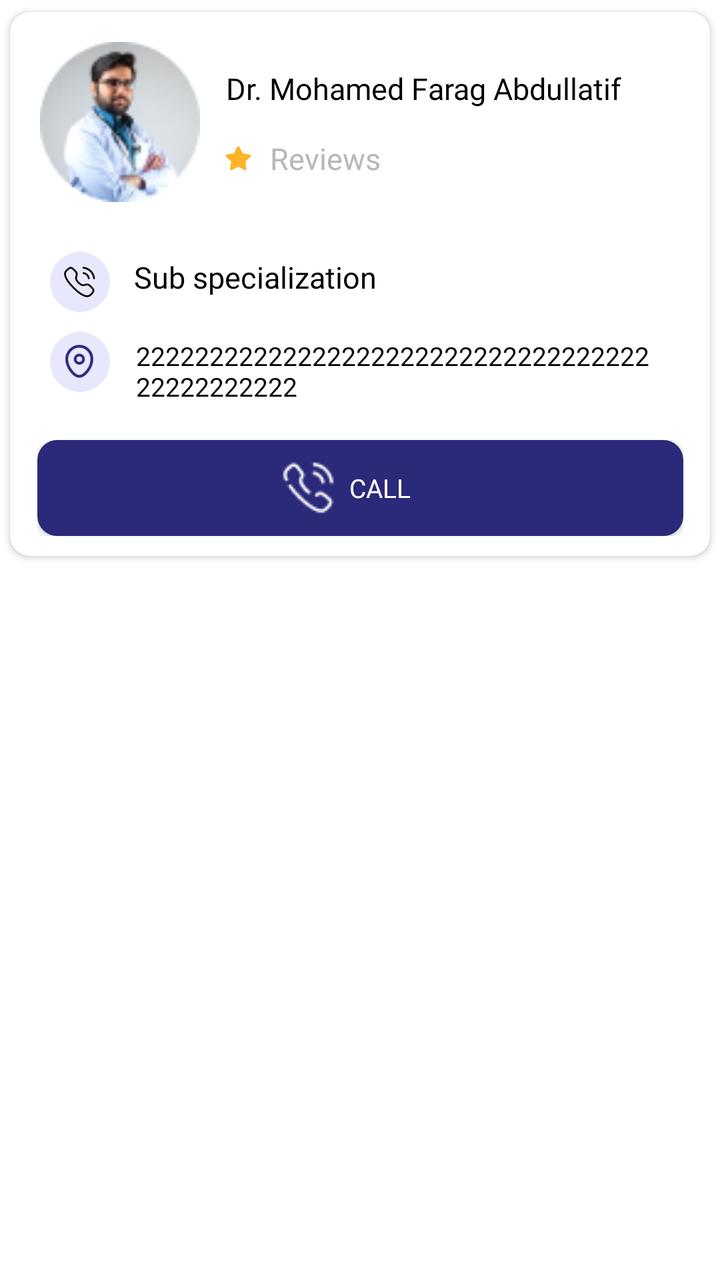
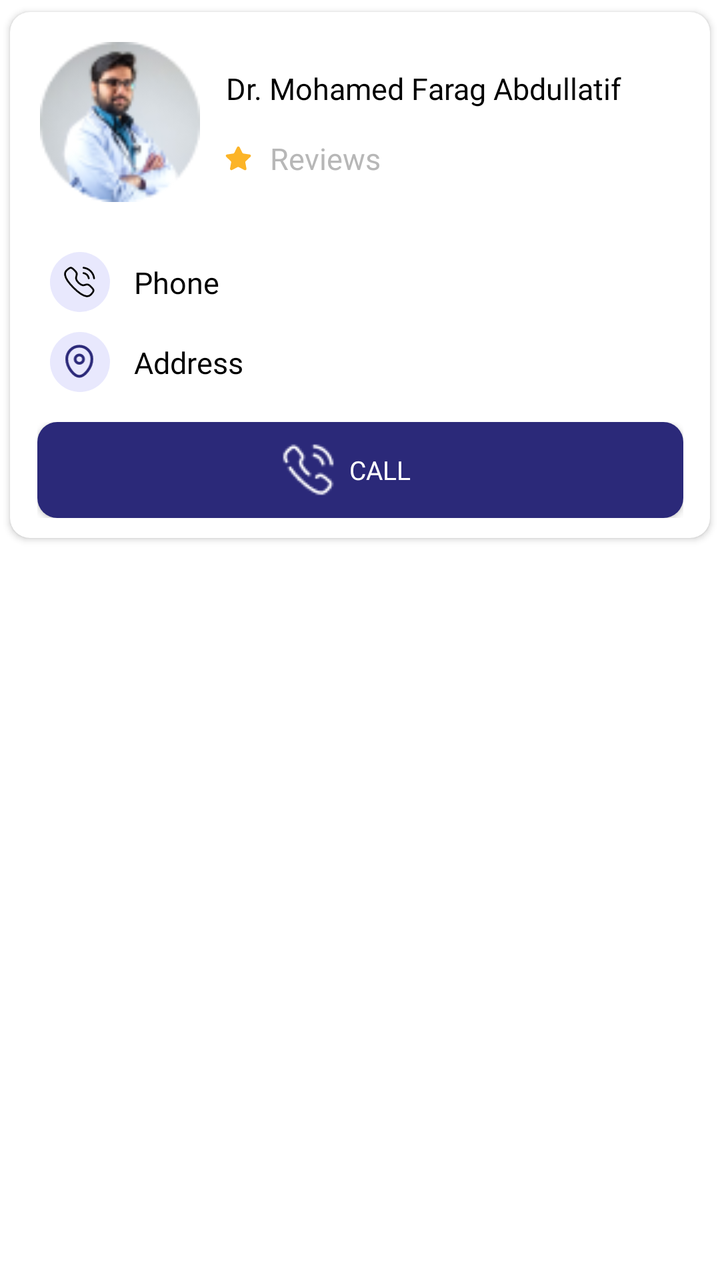

Compare the two renders of this Android layout. The source of the first and the diff that turns it into the second are given below.
<!-- AndroidManifest.xml: application theme Theme.NewDesign -->
<!-- res/layout/item_layout_health.xml -->
<?xml version="1.0" encoding="utf-8"?>
<layout xmlns:android="http://schemas.android.com/apk/res/android"
    xmlns:app="http://schemas.android.com/apk/res-auto">

    <androidx.constraintlayout.widget.ConstraintLayout
        android:layout_width="match_parent"
        android:layout_height="wrap_content">

        <androidx.cardview.widget.CardView
            android:id="@+id/cardview"
            android:layout_width="match_parent"
            android:layout_height="wrap_content"
            app:cardCornerRadius="10dp"
            app:cardUseCompatPadding="true"
            app:layout_constraintEnd_toEndOf="parent"
            app:layout_constraintStart_toStartOf="parent"
            app:layout_constraintTop_toTopOf="parent">

            <androidx.constraintlayout.widget.ConstraintLayout
                android:id="@+id/layput_services"
                android:layout_width="match_parent"
                android:layout_height="match_parent"
                android:padding="5dp">

                <androidx.constraintlayout.widget.ConstraintLayout
                    android:id="@+id/layout_doctorsDetail"
                    android:layout_width="match_parent"
                    android:layout_height="wrap_content"
                    android:layout_margin="10dp"
                    app:layout_constraintEnd_toEndOf="parent"
                    app:layout_constraintStart_toStartOf="parent"
                    app:layout_constraintTop_toTopOf="parent">

                    <com.google.android.material.imageview.ShapeableImageView
                        android:id="@+id/iv_doctorProfile"
                        android:layout_width="80dp"
                        android:layout_height="80dp"
                        android:src="@drawable/ic_docspecialization"
                        app:layout_constraintStart_toStartOf="parent"
                        app:layout_constraintTop_toTopOf="parent" />

                    <androidx.appcompat.widget.AppCompatTextView
                        android:id="@+id/tv_doctorName"
                        android:layout_width="0dp"
                        android:layout_height="wrap_content"
                        android:layout_marginStart="10dp"
                        android:layout_marginTop="10dp"
                        android:layout_marginEnd="15dp"
                        android:fontFamily="@font/avenirltstd_roman"
                        android:gravity="start"
                        android:padding="3dp"
                        android:text="Dr. Mohamed Farag Abdullatif"
                        android:textColor="@color/black"
                        android:textSize="15sp"
                        app:layout_constraintEnd_toEndOf="parent"
                        app:layout_constraintStart_toEndOf="@+id/iv_doctorProfile"
                        app:layout_constraintTop_toTopOf="@+id/iv_doctorProfile" />

                    <com.google.android.material.imageview.ShapeableImageView
                        android:id="@+id/iv_star"
                        android:layout_width="18dp"
                        android:layout_height="15dp"
                        android:layout_marginStart="10dp"
                        android:adjustViewBounds="true"
                        android:src="@drawable/ic_star"
                        app:layout_constraintBottom_toBottomOf="parent"
                        app:layout_constraintStart_toEndOf="@+id/iv_doctorProfile"
                        app:layout_constraintTop_toBottomOf="@+id/tv_doctorName" />

                    <androidx.appcompat.widget.AppCompatTextView
                        android:id="@+id/tv_Reviews"
                        android:layout_width="0dp"
                        android:layout_height="wrap_content"
                        android:layout_marginStart="5dp"
                        android:fontFamily="@font/avenirltstd_roman"
                        android:gravity="start"
                        android:padding="2dp"
                        android:text="@string/reviews"
                        android:textColor="@color/gray"
                        android:textSize="15sp"
                        app:layout_constraintBottom_toBottomOf="parent"
                        app:layout_constraintStart_toEndOf="@+id/iv_star"
                        app:layout_constraintTop_toBottomOf="@+id/tv_doctorName" />

                </androidx.constraintlayout.widget.ConstraintLayout>


                <androidx.constraintlayout.widget.ConstraintLayout
                    android:id="@+id/layout_Subspecialization"
                    android:layout_width="match_parent"
                    android:layout_height="wrap_content"
                    android:layout_marginTop="10dp"
                    android:padding="5dp"
                    app:layout_constraintTop_toBottomOf="@+id/layout_doctorsDetail">

                    <androidx.constraintlayout.widget.ConstraintLayout
                        android:id="@+id/layout_Sub_specialization"
                        android:layout_width="30dp"
                        android:layout_height="30dp"
                        android:layout_marginTop="10dp"
                        android:layout_marginStart="10dp"
                        android:background="@drawable/bg_image_circle"
                        app:layout_constraintStart_toStartOf="parent"
                        app:layout_constraintTop_toTopOf="parent">

                        <com.google.android.material.imageview.ShapeableImageView
                            android:id="@+id/iv_sub_specialization"
                            android:layout_width="18dp"
                            android:layout_height="18dp"
                            android:adjustViewBounds="true"
                            android:src="@drawable/ic_callus"
                            app:layout_constraintBottom_toBottomOf="parent"
                            app:layout_constraintEnd_toEndOf="parent"
                            app:layout_constraintStart_toStartOf="parent"
                            app:layout_constraintTop_toTopOf="parent" />
                    </androidx.constraintlayout.widget.ConstraintLayout>

                    <androidx.appcompat.widget.AppCompatTextView
                        android:id="@+id/tv_sub_specialization"
                        android:layout_width="0dp"
                        android:layout_height="wrap_content"
                        android:layout_marginStart="10dp"
                        android:layout_marginTop="5dp"
                        android:layout_marginEnd="15dp"
                        android:fontFamily="@font/avenirltstd_roman"
                        android:gravity="start"
                        android:padding="2dp"
                        android:text="@string/sub_specialization"
                        android:textColor="@color/black"
                        android:textSize="15sp"
                        app:layout_constraintEnd_toEndOf="parent"
                        app:layout_constraintStart_toEndOf="@+id/layout_Sub_specialization"
                        app:layout_constraintBottom_toBottomOf="parent"
                       app:layout_constraintTop_toTopOf="parent" />


                </androidx.constraintlayout.widget.ConstraintLayout>
                <androidx.constraintlayout.widget.ConstraintLayout
                    android:id="@+id/Address"
                    android:layout_width="match_parent"
                    android:layout_height="wrap_content"
                    android:padding="5dp"
                    app:layout_constraintTop_toBottomOf="@+id/layout_Subspecialization">

                    <androidx.constraintlayout.widget.ConstraintLayout
                        android:id="@+id/layout_Address"
                        android:layout_width="30dp"
                        android:layout_height="30dp"
                        android:layout_marginStart="10dp"
                        android:background="@drawable/bg_image_circle"
                        app:layout_constraintStart_toStartOf="parent"
                        app:layout_constraintTop_toTopOf="parent">

                        <com.google.android.material.imageview.ShapeableImageView
                            android:id="@+id/iv_Address"
                            android:layout_width="18dp"
                            android:layout_height="18dp"
                            android:adjustViewBounds="true"
                            android:src="@drawable/ic_location"
                            app:layout_constraintBottom_toBottomOf="parent"
                            app:layout_constraintEnd_toEndOf="parent"
                            app:layout_constraintStart_toStartOf="parent"
                            app:layout_constraintTop_toTopOf="parent" />
                    </androidx.constraintlayout.widget.ConstraintLayout>

                    <androidx.appcompat.widget.AppCompatTextView
                        android:id="@+id/tv_Address"
                        android:layout_width="0dp"
                        android:layout_height="wrap_content"
                        android:layout_marginStart="10dp"
                        android:layout_marginEnd="15dp"
                        android:fontFamily="@font/avenirltstd_roman"
                        android:gravity="start"
                        android:padding="3dp"
                        android:text="2222222222222222222222222222222222222222222222"
                        android:textColor="@color/black"
                        android:textSize="13sp"
                        app:layout_constraintEnd_toEndOf="parent"
                        app:layout_constraintStart_toEndOf="@+id/layout_Address"
                        app:layout_constraintBottom_toBottomOf="parent"
                        app:layout_constraintTop_toTopOf="parent" />

                </androidx.constraintlayout.widget.ConstraintLayout>
                <androidx.constraintlayout.widget.ConstraintLayout
                    android:id="@+id/Waiting_Time"
                    android:layout_width="match_parent"
                    android:layout_height="wrap_content"
                    android:padding="5dp"
                    android:visibility="gone"
                    app:layout_constraintTop_toBottomOf="@+id/Address">

                    <androidx.constraintlayout.widget.ConstraintLayout
                        android:id="@+id/layout_Waiting_Time"
                        android:layout_width="30dp"
                        android:layout_height="30dp"
                        android:layout_marginStart="10dp"
                        android:background="@drawable/bg_image_circle"
                        app:layout_constraintStart_toStartOf="parent"
                        app:layout_constraintTop_toTopOf="parent">

                        <com.google.android.material.imageview.ShapeableImageView
                            android:id="@+id/iv_WaitingTime"
                            android:layout_width="18dp"
                            android:layout_height="18dp"
                            android:adjustViewBounds="true"
                            android:src="@drawable/ic_watingtime"
                            app:layout_constraintBottom_toBottomOf="parent"
                            app:layout_constraintEnd_toEndOf="parent"
                            app:layout_constraintStart_toStartOf="parent"
                            app:layout_constraintTop_toTopOf="parent" />
                    </androidx.constraintlayout.widget.ConstraintLayout>

                    <androidx.appcompat.widget.AppCompatTextView
                        android:id="@+id/tv_WaitingTime"
                        android:layout_width="0dp"
                        android:layout_height="wrap_content"
                        android:layout_marginStart="10dp"
                        android:layout_marginEnd="15dp"
                        android:fontFamily="@font/avenirltstd_roman"
                        android:gravity="start"
                        android:padding="2dp"
                        android:text="@string/waiting_time"
                        android:textColor="@color/black"
                        android:textSize="15sp"
                        app:layout_constraintEnd_toEndOf="parent"
                        app:layout_constraintStart_toEndOf="@+id/layout_Waiting_Time"
                        app:layout_constraintBottom_toBottomOf="@+id/layout_Waiting_Time"
                        app:layout_constraintTop_toTopOf="parent" />

                </androidx.constraintlayout.widget.ConstraintLayout>
                <androidx.constraintlayout.widget.ConstraintLayout
                    android:id="@+id/Fees"
                    android:layout_width="match_parent"
                    android:layout_height="wrap_content"
                    android:padding="5dp"
                    android:visibility="gone"
                    app:layout_constraintTop_toBottomOf="@+id/Waiting_Time">

                    <androidx.constraintlayout.widget.ConstraintLayout
                        android:id="@+id/layout_Fees"
                        android:layout_width="30dp"
                        android:layout_height="30dp"
                        android:layout_marginStart="10dp"
                        android:background="@drawable/bg_image_circle"
                        app:layout_constraintStart_toStartOf="parent"
                        app:layout_constraintTop_toTopOf="parent">

                        <com.google.android.material.imageview.ShapeableImageView
                            android:id="@+id/iv_Fees"
                            android:layout_width="18dp"
                            android:layout_height="18dp"
                            android:adjustViewBounds="true"
                            android:src="@drawable/ic_delevary"
                            app:layout_constraintBottom_toBottomOf="parent"
                            app:layout_constraintEnd_toEndOf="parent"
                            app:layout_constraintStart_toStartOf="parent"
                            app:layout_constraintTop_toTopOf="parent" />
                    </androidx.constraintlayout.widget.ConstraintLayout>

                    <androidx.appcompat.widget.AppCompatTextView
                        android:id="@+id/tv_Fees"
                        android:layout_width="0dp"
                        android:layout_height="0dp"
                        android:layout_marginStart="10dp"
                        android:layout_marginEnd="15dp"
                        android:fontFamily="@font/avenirltstd_roman"
                        android:gravity="start"
                        android:padding="2dp"
                        android:textColor="@color/black"
                        android:textSize="15sp"
                        app:layout_constraintEnd_toEndOf="parent"
                        app:layout_constraintStart_toEndOf="@+id/layout_Fees"
                        app:layout_constraintBottom_toBottomOf="@+id/layout_Fees"
                        app:layout_constraintTop_toTopOf="parent" />

                </androidx.constraintlayout.widget.ConstraintLayout>

                <androidx.constraintlayout.widget.ConstraintLayout
                    android:id="@+id/layout"
                    android:layout_width="0dp"
                    android:layout_height="wrap_content"
                    app:layout_constraintEnd_toEndOf="parent"
                    app:layout_constraintStart_toStartOf="parent"
                    app:layout_constraintTop_toBottomOf="@+id/Fees"
                    app:layout_constraintBottom_toBottomOf="parent"
                    android:layout_marginBottom="5dp"
                    app:layout_constraintWidth_percent=".95"
                    android:layout_marginTop="10dp">
                    <androidx.appcompat.widget.AppCompatButton
                        android:id="@+id/btn_booking"
                        android:layout_width="0dp"
                        android:layout_height="wrap_content"
                        android:background="@drawable/bg_chooselang_button"
                        android:fontFamily="@font/avenirltstd_black"
                        android:text="@string/Call"
                        android:textColor="@color/white"
                        android:textSize="13sp"
                        android:drawablePadding="5dp"
                        android:gravity="center_vertical"
                        android:paddingStart="120dp"
                        android:drawableStart="@drawable/ic_call"
                        app:layout_constraintEnd_toEndOf="parent"
                        app:layout_constraintStart_toStartOf="parent"
                        app:layout_constraintTop_toTopOf="parent"
                        />
                </androidx.constraintlayout.widget.ConstraintLayout>





            </androidx.constraintlayout.widget.ConstraintLayout>
        </androidx.cardview.widget.CardView>


    </androidx.constraintlayout.widget.ConstraintLayout>

</layout>
<!-- resources referenced by this layout -->
<resources>
  <color name="black">#FF000000</color>
  <color name="gray">#B7B7B7</color>
  <color name="white">#FFFFFFFF</color>
  <!-- drawable bg_chooselang_button (drawable) -->
  <?xml version="1.0" encoding="utf-8"?>
  <shape xmlns:android="http://schemas.android.com/apk/res/android"
      android:shape="rectangle"
      >
  
      <corners android:radius="10dp"/>
      <solid android:color="@color/blue"/>
  
  
  </shape>
  <!-- drawable bg_image_circle (drawable) -->
  <?xml version="1.0" encoding="utf-8"?>
  <shape xmlns:android="http://schemas.android.com/apk/res/android"
      android:shape="oval"
      >
  
      <solid android:color="@color/color_completeprofile"/>
      <size android:width="50dp" android:height="50dp"/>
  
  </shape>
  <!-- drawable ic_location (drawable) -->
  <vector xmlns:android="http://schemas.android.com/apk/res/android"
      android:width="11dp"
      android:height="13dp"
      android:viewportWidth="11"
      android:viewportHeight="13">
    <path
        android:strokeWidth="1"
        android:pathData="M6.766,5.471C6.766,4.636 6.09,3.96 5.256,3.96C4.422,3.96 3.746,4.636 3.746,5.471C3.746,6.305 4.422,6.981 5.256,6.981C6.09,6.981 6.766,6.305 6.766,5.471Z"
        android:strokeLineJoin="round"
        android:fillColor="#00000000"
        android:fillType="evenOdd"
        android:strokeColor="#2B2979"
        android:strokeLineCap="round"/>
    <path
        android:strokeWidth="1"
        android:pathData="M5.25,11.688C3.499,11.688 0.719,8.642 0.719,5.403C0.719,2.868 2.747,0.813 5.25,0.813C7.752,0.813 9.781,2.868 9.781,5.403C9.781,8.642 7.001,11.688 5.25,11.688Z"
        android:strokeLineJoin="round"
        android:fillColor="#00000000"
        android:fillType="evenOdd"
        android:strokeColor="#2B2979"
        android:strokeLineCap="round"/>
  </vector>
  <!-- drawable ic_watingtime (drawable) -->
  <vector xmlns:android="http://schemas.android.com/apk/res/android"
      android:width="15dp"
      android:height="15dp"
      android:viewportWidth="15"
      android:viewportHeight="15">
    <path
        android:strokeWidth="1"
        android:pathData="M12.838,7.25C12.838,10.337 10.336,12.839 7.25,12.839C4.163,12.839 1.661,10.337 1.661,7.25C1.661,4.164 4.163,1.662 7.25,1.662C10.336,1.662 12.838,4.164 12.838,7.25Z"
        android:strokeLineJoin="round"
        android:fillColor="#00000000"
        android:fillType="evenOdd"
        android:strokeColor="#2B2979"
        android:strokeLineCap="round"/>
    <path
        android:strokeWidth="1"
        android:pathData="M9.323,9.028L7.045,7.669V4.741"
        android:strokeLineJoin="round"
        android:fillColor="#00000000"
        android:strokeColor="#2B2979"
        android:strokeLineCap="round"/>
  </vector>
  <string name="Call">Call</string>
  <string name="reviews">Reviews</string>
  <string name="sub_specialization">Sub specialization</string>
  <string name="waiting_time">Waiting Time</string>
  <style name="Theme.NewDesign" parent="Theme.MaterialComponents.Light.NoActionBar">
          
          <item name="colorPrimary">@color/purple_500</item>
          <item name="colorPrimaryVariant">@color/purple_700</item>
          <item name="colorOnPrimary">@color/white</item>
          
          <item name="colorSecondary">#0639BA</item>
          <item name="colorSecondaryVariant">@color/teal_700</item>
          <item name="colorOnSecondary">@color/black</item>
          
          <item name="android:statusBarColor">?attr/colorPrimaryVariant</item>
          
      </style>
  <color name="blue">#2B2979</color>
  <color name="color_completeprofile">#E8E8FD</color>
  <color name="purple_500">#FF6200EE</color>
  <color name="purple_700">#FF3700B3</color>
  <color name="teal_700">#FF018786</color>
  <!-- unchanged entries left out for length: 5 -->
</resources>

<!-- the commit's change to res/layout/item_layout_health.xml (unified diff, before → after) -->
@@ -120,18 +120,33 @@
                         android:layout_width="0dp"
                         android:layout_height="wrap_content"
                         android:layout_marginStart="10dp"
-                        android:layout_marginTop="5dp"
-                        android:layout_marginEnd="15dp"
-                        android:fontFamily="@font/avenirltstd_roman"
-                        android:gravity="start"
+                        android:layout_marginTop="10dp"
+                        android:layout_marginEnd="15dp"
+                        android:fontFamily="@font/avenirltstd_roman"
+                        android:gravity="end"
                         android:padding="2dp"
-                        android:text="@string/sub_specialization"
-                        android:textColor="@color/black"
-                        android:textSize="15sp"
-                        app:layout_constraintEnd_toEndOf="parent"
-                        app:layout_constraintStart_toEndOf="@+id/layout_Sub_specialization"
+                        android:text=""
+                        android:textColor="@color/black"
+                        android:textSize="15sp"
+                        app:layout_constraintEnd_toEndOf="parent"
+                        app:layout_constraintStart_toEndOf="@+id/sub_specialization"
                         app:layout_constraintBottom_toBottomOf="parent"
                        app:layout_constraintTop_toTopOf="parent" />
+                    <androidx.appcompat.widget.AppCompatTextView
+                            android:id="@+id/sub_specialization"
+                            android:layout_width="wrap_content"
+                            android:layout_height="wrap_content"
+                            android:layout_marginStart="10dp"
+                            android:layout_marginTop="10dp"
+                            android:fontFamily="@font/avenirltstd_roman"
+                            android:gravity="start"
+                            android:padding="2dp"
+                            android:text="@string/phone"
+                            android:textColor="@color/black"
+                            android:textSize="15sp"
+                            app:layout_constraintStart_toEndOf="@+id/layout_Sub_specialization"
+                            app:layout_constraintBottom_toBottomOf="@+id/layout_Sub_specialization"
+                            app:layout_constraintTop_toTopOf="parent" />
 
 
                 </androidx.constraintlayout.widget.ConstraintLayout>
@@ -170,15 +185,29 @@
                         android:layout_marginStart="10dp"
                         android:layout_marginEnd="15dp"
                         android:fontFamily="@font/avenirltstd_roman"
-                        android:gravity="start"
+                        android:gravity="end"
                         android:padding="3dp"
-                        android:text="2222222222222222222222222222222222222222222222"
+                        android:text=""
                         android:textColor="@color/black"
                         android:textSize="13sp"
                         app:layout_constraintEnd_toEndOf="parent"
-                        app:layout_constraintStart_toEndOf="@+id/layout_Address"
+                        app:layout_constraintStart_toEndOf="@+id/address"
                         app:layout_constraintBottom_toBottomOf="parent"
                         app:layout_constraintTop_toTopOf="parent" />
+                    <androidx.appcompat.widget.AppCompatTextView
+                            android:id="@+id/address"
+                            android:layout_width="wrap_content"
+                            android:layout_height="wrap_content"
+                            android:layout_marginStart="10dp"
+                            android:fontFamily="@font/avenirltstd_roman"
+                            android:gravity="start"
+                            android:padding="2dp"
+                            android:text="@string/address"
+                            android:textColor="@color/black"
+                            android:textSize="15sp"
+                            app:layout_constraintStart_toEndOf="@+id/layout_Address"
+                            app:layout_constraintBottom_toBottomOf="@+id/layout_Address"
+                            app:layout_constraintTop_toTopOf="parent" />
 
                 </androidx.constraintlayout.widget.ConstraintLayout>
                 <androidx.constraintlayout.widget.ConstraintLayout
<!-- resource entries referenced after the edit -->
@@ -70,8 +70,9 @@
         android:strokeLineCap="round"/>
   </vector>
   <string name="Call">Call</string>
+  <string name="address">Address</string>
+  <string name="phone">Phone</string>
   <string name="reviews">Reviews</string>
-  <string name="sub_specialization">Sub specialization</string>
   <string name="waiting_time">Waiting Time</string>
   <style name="Theme.NewDesign" parent="Theme.MaterialComponents.Light.NoActionBar">
           
